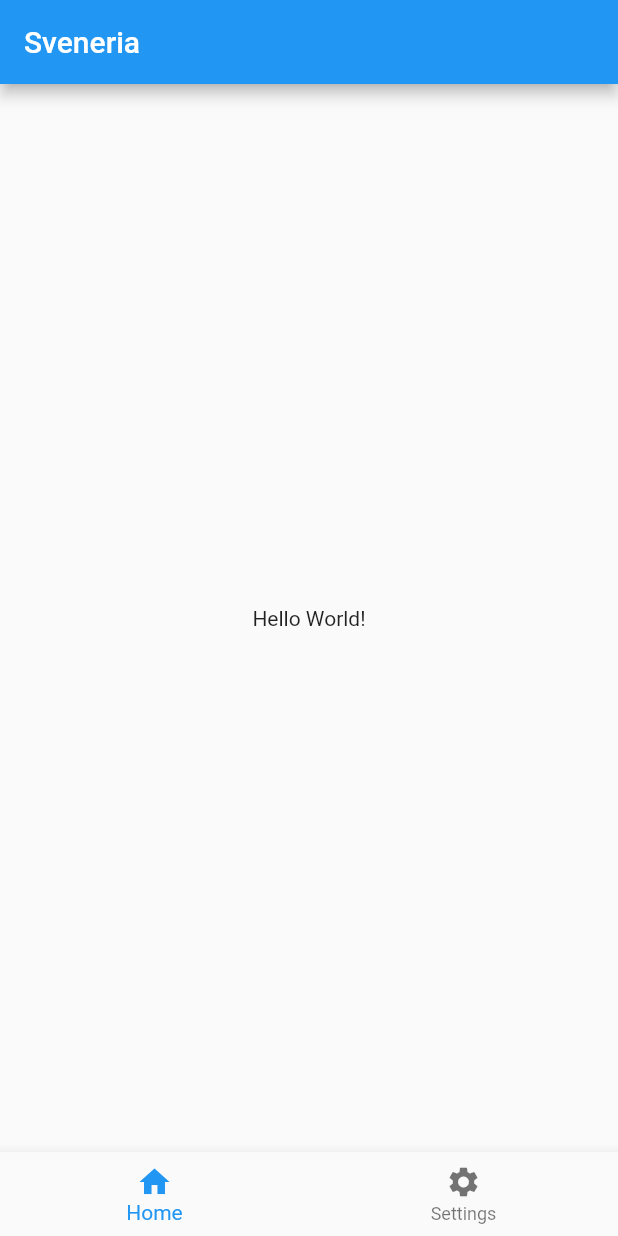
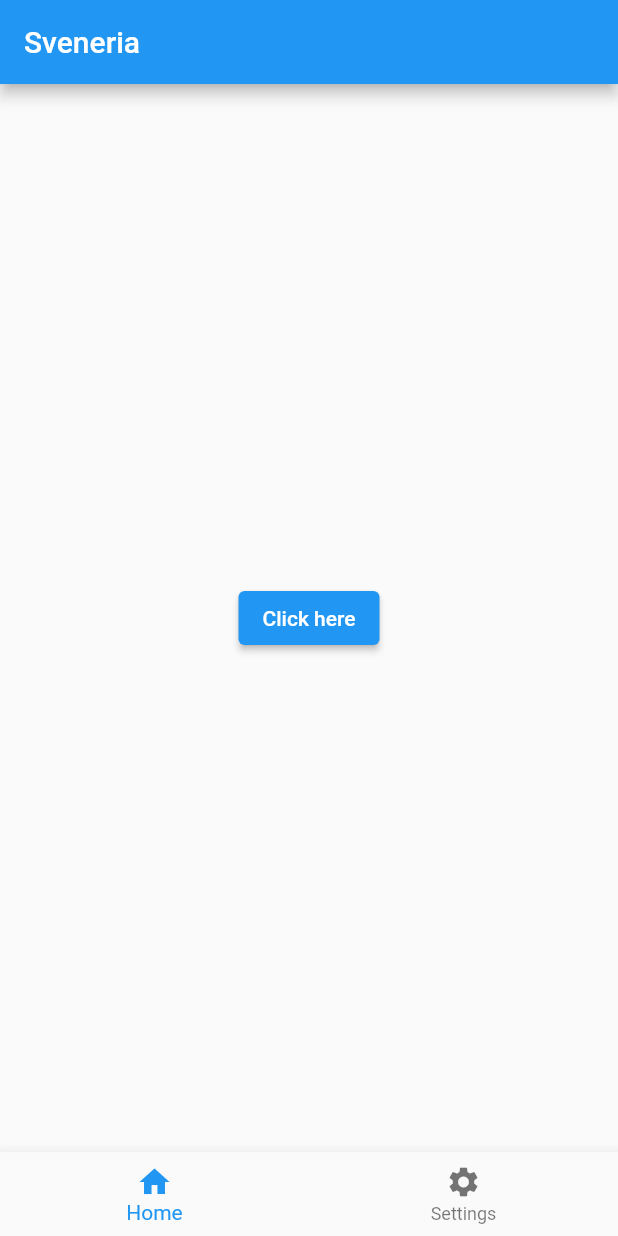
Before and after one commit to rjsnavarette03/flutter-basics, a Flutter app: the screen it shows after launch, on a phone screen of 412 x 824 dp. Run offline on Flutter 3.47's test engine with Material 2 defaults, Android fonts, the phone set to English and light mode, and no system bars.

Commit message:
Add button

```diff
--- a/lib/main.dart
+++ b/lib/main.dart
@@ -15,8 +15,11 @@ class MyApp extends StatelessWidget {
         appBar: AppBar(
           title: const Text('Sveneria'),
         ),
-        body: const Center(
-          child: Text('Hello World!'),
+        body: Center(
+          child: ElevatedButton(
+            onPressed: () {},
+            child: const Text('Click here'),
+          ),
         ),
         bottomNavigationBar: BottomNavigationBar(
           items: const [
```
